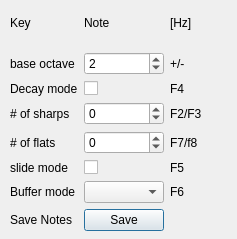
uglasmeyer/ocean, file OceanGUI/keyboad_dialog.ui: the form before one commit.
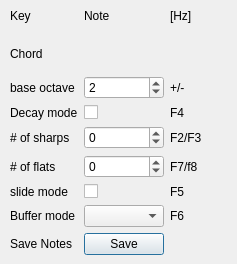
The form after the commit.

```diff
--- a/OceanGUI/keyboad_dialog.ui
+++ b/OceanGUI/keyboad_dialog.ui
@@ -7,7 +7,7 @@
     <x>0</x>
     <y>0</y>
     <width>237</width>
-    <height>239</height>
+    <height>264</height>
    </rect>
   </property>
   <property name="windowTitle">
@@ -18,113 +18,134 @@
     <rect>
      <x>10</x>
      <y>0</y>
-     <width>221</width>
-     <height>231</height>
+     <width>225</width>
+     <height>255</height>
     </rect>
    </property>
    <layout class="QGridLayout" name="gridLayout">
-    <item row="2" column="1">
-     <widget class="QCheckBox" name="cb_decay_mode">
+    <item row="8" column="1">
+     <widget class="QPushButton" name="pB_Save">
       <property name="text">
-       <string/>
+       <string>Save</string>
       </property>
      </widget>
     </item>
-    <item row="3" column="0">
-     <widget class="QLabel" name="label_2">
+    <item row="0" column="0">
+     <widget class="QLabel" name="lbl_key">
       <property name="text">
-       <string># of sharps</string>
+       <string>Key</string>
       </property>
      </widget>
     </item>
-    <item row="7" column="0">
+    <item row="0" column="2">
+     <widget class="QLabel" name="lbl_frq">
+      <property name="text">
+       <string>[Hz]</string>
+      </property>
+     </widget>
+    </item>
+    <item row="8" column="0">
      <widget class="QLabel" name="label_6">
       <property name="text">
        <string>Save Notes</string>
       </property>
      </widget>
     </item>
-    <item row="4" column="1">
-     <widget class="QSpinBox" name="sb_flats">
-      <property name="wrapping">
-       <bool>true</bool>
-      </property>
-      <property name="maximum">
-       <number>3</number>
-      </property>
-     </widget>
-    </item>
-    <item row="4" column="0">
-     <widget class="QLabel" name="label_3">
-      <property name="text">
-       <string># of flats</string>
-      </property>
-     </widget>
-    </item>
-    <item row="2" column="2">
-     <widget class="QLabel" name="label_12">
-      <property name="text">
-       <string>F4</string>
-      </property>
-     </widget>
-    </item>
-    <item row="5" column="0">
-     <widget class="QLabel" name="label_4">
-      <property name="text">
-       <string>slide mode</string>
-      </property>
-     </widget>
-    </item>
-    <item row="6" column="0">
+    <item row="7" column="0">
      <widget class="QLabel" name="label_5">
       <property name="text">
        <string>Buffer mode</string>
       </property>
      </widget>
     </item>
+    <item row="2" column="0">
+     <widget class="QLabel" name="label_7">
+      <property name="text">
+       <string>base octave</string>
+      </property>
+     </widget>
+    </item>
     <item row="5" column="1">
+     <widget class="QSpinBox" name="sb_flats">
+      <property name="wrapping">
+       <bool>true</bool>
+      </property>
+      <property name="maximum">
+       <number>3</number>
+      </property>
+     </widget>
+    </item>
+    <item row="2" column="2">
+     <widget class="QLabel" name="label_8">
+      <property name="text">
+       <string>+/-</string>
+      </property>
+     </widget>
+    </item>
+    <item row="6" column="1">
      <widget class="QCheckBox" name="cb_sliding_mode">
       <property name="text">
        <string/>
       </property>
      </widget>
     </item>
-    <item row="4" column="2">
+    <item row="5" column="2">
      <widget class="QLabel" name="label_10">
       <property name="text">
        <string>F7/f8</string>
       </property>
      </widget>
     </item>
-    <item row="6" column="2">
+    <item row="4" column="0">
+     <widget class="QLabel" name="label_2">
+      <property name="text">
+       <string># of sharps</string>
+      </property>
+     </widget>
+    </item>
+    <item row="7" column="2">
      <widget class="QLabel" name="label_11">
       <property name="text">
        <string>F6</string>
       </property>
      </widget>
     </item>
-    <item row="7" column="1">
-     <widget class="QPushButton" name="pB_Save">
+    <item row="0" column="1">
+     <widget class="QLabel" name="lbl_note">
       <property name="text">
-       <string>Save</string>
+       <string>Note</string>
       </property>
      </widget>
     </item>
-    <item row="5" column="2">
-     <widget class="QLabel" name="label_13">
+    <item row="3" column="1">
+     <widget class="QCheckBox" name="cb_decay_mode">
       <property name="text">
-       <string>F5</string>
+       <string/>
       </property>
      </widget>
     </item>
-    <item row="1" column="0">
-     <widget class="QLabel" name="label_7">
+    <item row="3" column="0">
+     <widget class="QLabel" name="label">
       <property name="text">
-       <string>base octave</string>
+       <string>Decay mode</string>
       </property>
      </widget>
     </item>
-    <item row="1" column="1">
+    <item row="3" column="2">
+     <widget class="QLabel" name="label_12">
+      <property name="text">
+       <string>F4</string>
+      </property>
+     </widget>
+    </item>
+    <item row="5" column="0">
+     <widget class="QLabel" name="label_3">
+      <property name="text">
+       <string># of flats</string>
+      </property>
+     </widget>
+    </item>
+    <item row="2" column="1">
      <widget class="QSpinBox" name="sb_base_octave">
       <property name="wrapping">
        <bool>true</bool>
@@ -140,24 +161,7 @@
       </property>
      </widget>
     </item>
-    <item row="6" column="1">
-     <widget class="QComboBox" name="cB_buffer_mode"/>
-    </item>
-    <item row="1" column="2">
-     <widget class="QLabel" name="label_8">
-      <property name="text">
-       <string>+/-</string>
-      </property>
-     </widget>
-    </item>
-    <item row="2" column="0">
-     <widget class="QLabel" name="label">
-      <property name="text">
-       <string>Decay mode</string>
-      </property>
-     </widget>
-    </item>
-    <item row="3" column="1">
+    <item row="4" column="1">
      <widget class="QSpinBox" name="sb_sharps">
       <property name="wrapping">
        <bool>true</bool>
@@ -167,31 +171,41 @@
       </property>
      </widget>
     </item>
-    <item row="3" column="2">
+    <item row="4" column="2">
      <widget class="QLabel" name="label_9">
       <property name="text">
        <string>F2/F3</string>
       </property>
      </widget>
     </item>
-    <item row="0" column="0">
-     <widget class="QLabel" name="lbl_key">
+    <item row="6" column="0">
+     <widget class="QLabel" name="label_4">
       <property name="text">
-       <string>Key</string>
+       <string>slide mode</string>
       </property>
      </widget>
     </item>
-    <item row="0" column="2">
-     <widget class="QLabel" name="lbl_frq">
+    <item row="6" column="2">
+     <widget class="QLabel" name="label_13">
       <property name="text">
-       <string>[Hz]</string>
+       <string>F5</string>
       </property>
      </widget>
     </item>
-    <item row="0" column="1">
-     <widget class="QLabel" name="lbl_note">
+    <item row="7" column="1">
+     <widget class="QComboBox" name="cB_buffer_mode"/>
+    </item>
+    <item row="1" column="0">
+     <widget class="QLabel" name="label_14">
       <property name="text">
-       <string>Note</string>
+       <string>Chord</string>
+      </property>
+     </widget>
+    </item>
+    <item row="1" column="1">
+     <widget class="QLabel" name="lbl_chord">
+      <property name="text">
+       <string/>
       </property>
      </widget>
     </item>
```
